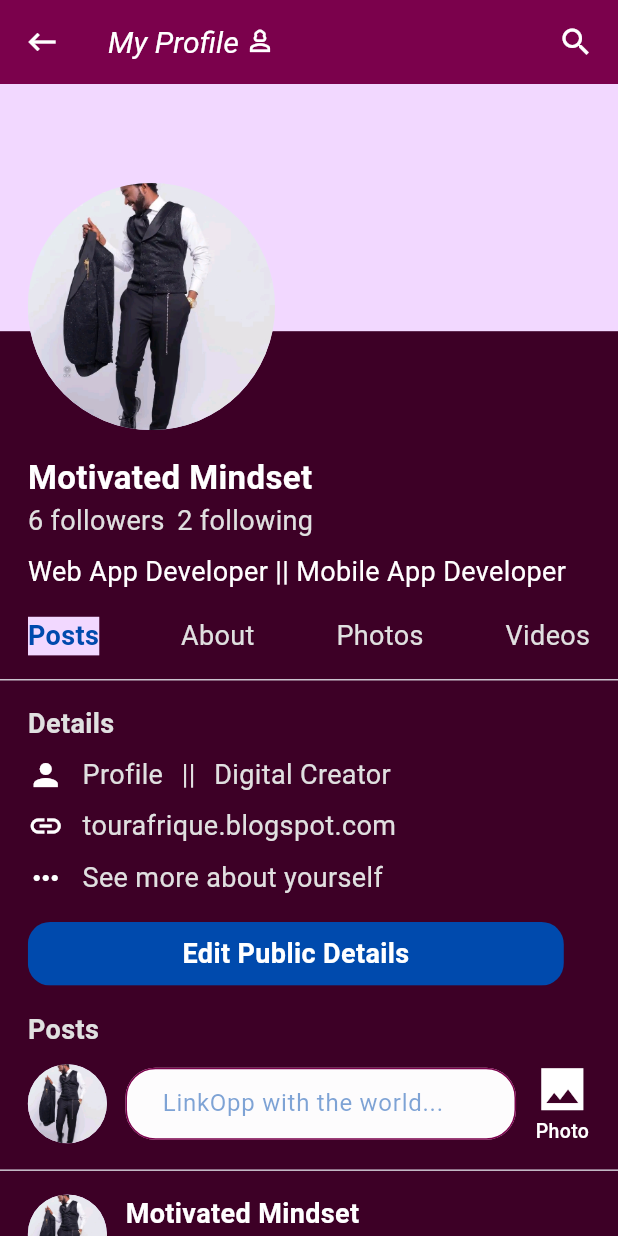
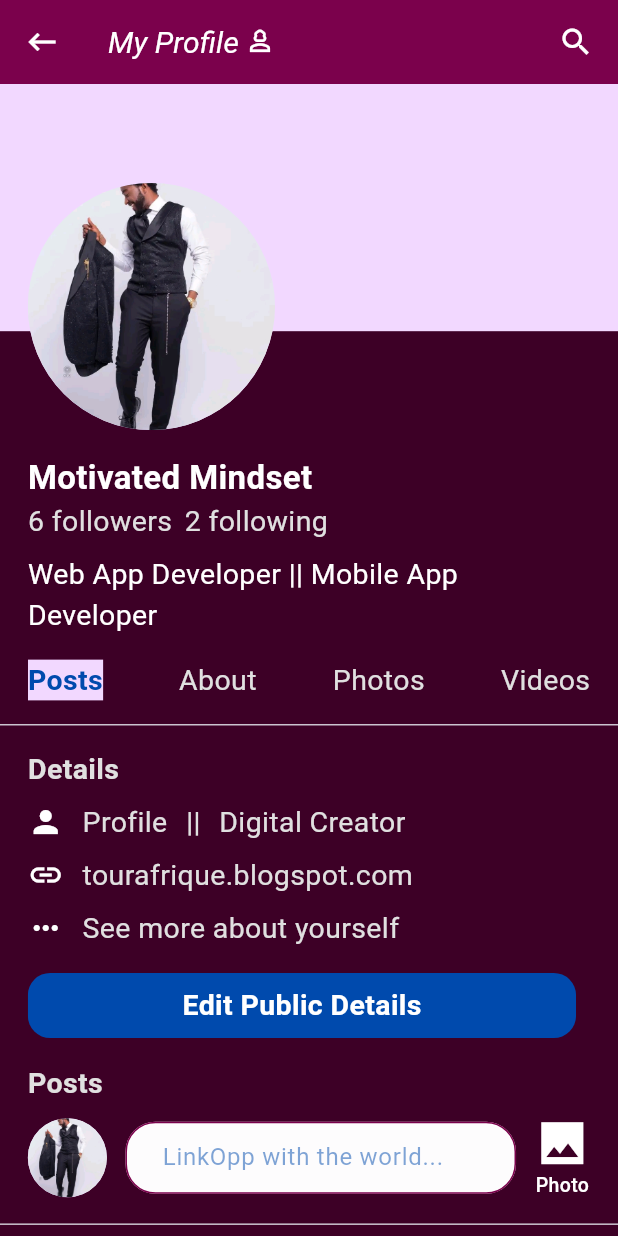
Before and after one commit to mckobby/LinkOpp, a Flutter app: the ProfilePage screen opened directly, on a phone screen of 412 x 824 dp. Run offline on Flutter 3.47's test engine with Material 2 defaults, Android fonts, the phone set to English and light mode, and no system bars; our stand-ins replace firebase_auth, firebase_core, google_nav_bar, page_transition, share_plus; accounts and stored records are empty.

Commit message:
Modified: Profile page

```diff
--- a/lib/pages/profile_page.dart
+++ b/lib/pages/profile_page.dart
@@ -100,7 +100,7 @@ class ProfilePage extends StatelessWidget {
                           '6 followers',
                           style: TextStyle(
                             color: Colors.grey[300],
-                            fontSize: 18,
+                            fontSize: 19,
                           ),
                         ),
                         SizedBox(width: width * 0.02),
@@ -108,7 +108,7 @@ class ProfilePage extends StatelessWidget {
                           '2 following',
                           style: TextStyle(
                             color: Colors.grey[300],
-                            fontSize: 18,
+                            fontSize: 19,
                           ),
                         ),
                       ],
@@ -123,7 +123,7 @@ class ProfilePage extends StatelessWidget {
                       'Web App Developer || Mobile App Developer',
                       style: TextStyle(
                         color: Colors.white,
-                        fontSize: 18,
+                        fontSize: 19,
                         fontWeight: FontWeight.w400,
                       ),
                     ),
@@ -140,7 +140,7 @@ class ProfilePage extends StatelessWidget {
                           'Posts',
                           style: TextStyle(
                             color: tdActionTexts,
-                            fontSize: 18,
+                            fontSize: 19,
                             fontWeight: FontWeight.bold,
                             backgroundColor: tdBackground,
                           ),
@@ -149,21 +149,21 @@ class ProfilePage extends StatelessWidget {
                           'About',
                           style: TextStyle(
                             color: Colors.grey[300],
-                            fontSize: 18,
+                            fontSize: 19,
                           ),
                         ),
                         Text(
                           'Photos',
                           style: TextStyle(
                             color: Colors.grey[300],
-                            fontSize: 18,
+                            fontSize: 19,
                           ),
                         ),
                         Text(
                           'Videos',
                           style: TextStyle(
                             color: Colors.grey[300],
-                            fontSize: 18,
+                            fontSize: 19,
                           ),
                         ),
                       ],
@@ -186,7 +186,7 @@ class ProfilePage extends StatelessWidget {
                           style: TextStyle(
                             color: Colors.grey[300],
                             fontWeight: FontWeight.bold,
-                            fontSize: 18,
+                            fontSize: 19,
                           ),
                         ),
                         SizedBox(
@@ -203,7 +203,7 @@ class ProfilePage extends StatelessWidget {
                               'Profile',
                               style: TextStyle(
                                 color: Colors.grey[300],
-                                fontSize: 18,
+                                fontSize: 19,
                               ),
                             ),
                             SizedBox(width: width * 0.03),
@@ -211,7 +211,7 @@ class ProfilePage extends StatelessWidget {
                               '||',
                               style: TextStyle(
                                 color: Colors.grey[300],
-                                fontSize: 18,
+                                fontSize: 19,
                               ),
                             ),
                             SizedBox(width: width * 0.03),
@@ -219,7 +219,7 @@ class ProfilePage extends StatelessWidget {
                               'Digital Creator',
                               style: TextStyle(
                                 color: Colors.grey[300],
-                                fontSize: 18,
+                                fontSize: 19,
                               ),
                             ),
                           ],
@@ -238,7 +238,7 @@ class ProfilePage extends StatelessWidget {
                               'tourafrique.blogspot.com',
                               style: TextStyle(
                                 color: Colors.grey[300],
-                                fontSize: 18,
+                                fontSize: 19,
                               ),
                             )
                           ],
@@ -257,7 +257,7 @@ class ProfilePage extends StatelessWidget {
                               'See more about yourself',
                               style: TextStyle(
                                 color: Colors.grey[300],
-                                fontSize: 18,
+                                fontSize: 19,
                               ),
                             )
                           ],
@@ -278,7 +278,7 @@ class ProfilePage extends StatelessWidget {
                               style: TextStyle(
                                 color: Colors.white,
                                 fontWeight: FontWeight.bold,
-                                fontSize: 18,
+                                fontSize: 19,
                               ),
                             ),
                           ),
@@ -291,7 +291,7 @@ class ProfilePage extends StatelessWidget {
                           style: TextStyle(
                             color: Colors.grey[300],
                             fontWeight: FontWeight.bold,
-                            fontSize: 18,
+                            fontSize: 19,
                           ),
                         ),
                         SizedBox(
@@ -382,7 +382,7 @@ class ProfilePage extends StatelessWidget {
                               'Motivated Mindset',
                               style: TextStyle(
                                 color: Colors.white,
-                                fontSize: 18,
+                                fontSize: 19,
                                 fontWeight: FontWeight.bold,
                               ),
                             ),
@@ -390,7 +390,7 @@ class ProfilePage extends StatelessWidget {
                               'Aug 14',
                               style: TextStyle(
                                 color: Colors.grey[300],
-                                fontSize: 14,
+                                fontSize: 15,
                                 fontWeight: FontWeight.bold,
                               ),
                             )
@@ -408,7 +408,7 @@ class ProfilePage extends StatelessWidget {
                       'Rate my newest picture over 10',
                       style: TextStyle(
                         color: Colors.grey[300],
-                        fontSize: 18,
+                        fontSize: 19,
                       ),
                     ),
                   ),
```
